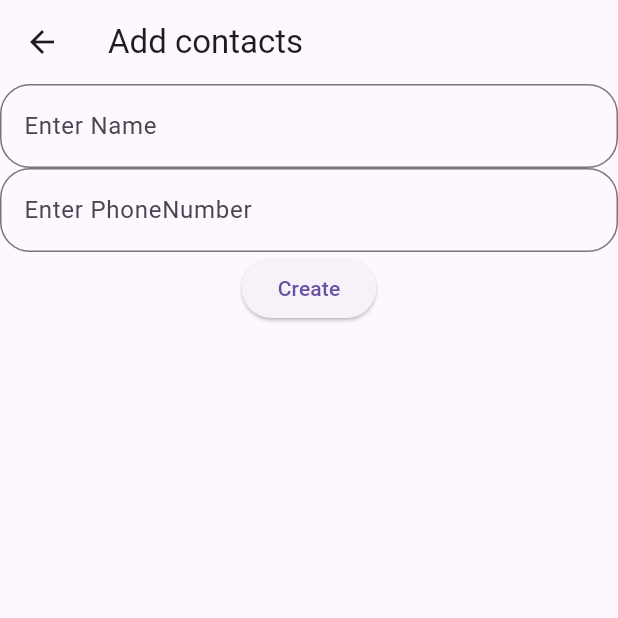
After one commit to Zamdevroom/Advanced-ChatApp, a Flutter app: the AddContacts screen opened directly, after a tap on "Create", on a phone screen of 412 x 824 dp, the top half of it. The commit adds this screen. Run offline on Flutter 3.47's test engine with Material 3 defaults, Android fonts, the phone set to English and light mode, and no system bars; our stand-ins replace bubble, cloud_firestore, contacts_service, firebase_auth, firebase_core, permission_handler; accounts and stored records are empty.

Commit message:
contacts page,add a contact page added

```diff
--- /dev/null
+++ b/lib/Firebase.dart
@@ -0,0 +1,17 @@
+import 'package:cloud_firestore/cloud_firestore.dart';
+import 'package:firebase_auth/firebase_auth.dart';
+import 'package:flutter/material.dart';
+
+class Firebase{
+User? user= FirebaseAuth.instance.currentUser;
+Future AddContact(String name,String Phone)async{
+Map<String,dynamic> data={"name":name,"phone":Phone};
+try{
+  await FirebaseFirestore.instance.collection("users").doc(user!.uid).collection("contacts").add(data);
+  print("successfully added");
+}
+catch(e){
+  print(e.toString());
+}
+}
+}
--- a/lib/Screens/Signup.dart
+++ b/lib/Screens/Signup.dart
@@ -140,6 +140,11 @@ class _SignupScreenState extends State<SignupScreen> {
                   child: ElevatedButton(onPressed: (){
 
                     createUserWithEmailAndPassword(namecontroller.text, emailcontroller.text, passwordcontroller.text, phonecontroller.text);
+                    namecontroller.clear();
+                    emailcontroller.clear();
+                    passwordcontroller.clear();
+                    phonecontroller.clear();
+                    ScaffoldMessenger.of(context).showSnackBar(SnackBar(content: Text("Signup successful")));
                     // Navigator.push(context, MaterialPageRoute(builder: (context)=>  ));
                   }, child: Text("SignUp"),
                   ),
--- /dev/null
+++ b/lib/Screens/add_contacts.dart
@@ -0,0 +1,42 @@
+import 'package:flutter/material.dart';
+import 'package:wa_business/Firebase.dart';
+import 'package:wa_business/Screens/contacts.dart';
+
+class AddContacts extends StatefulWidget {
+  const AddContacts({super.key});
+
+  @override
+  State<AddContacts> createState() => _AddContacts();
+}
+
+class _AddContacts extends State<AddContacts> {
+  TextEditingController new_name=TextEditingController();
+  TextEditingController new_phone=TextEditingController();
+  @override
+  Widget build(BuildContext context) {
+    return Scaffold(
+        appBar: AppBar(
+
+          title: Text('Add contacts'),
+
+        ),
+        body: Column(
+          children: [
+            TextFormField(
+                    controller: new_name,
+
+                    decoration: InputDecoration(labelText: 'Enter Name',border: OutlineInputBorder(borderSide: BorderSide(color: Colors.black),borderRadius: BorderRadius.circular(20) )),
+                  ),
+                  TextFormField(
+                    controller: new_phone,
+
+                    decoration: InputDecoration(labelText: 'Enter PhoneNumber',border: OutlineInputBorder(borderSide: BorderSide(color: Colors.black),borderRadius: BorderRadius.circular(20) )),
+                  ),
+                  ElevatedButton(onPressed: (){
+                    Firebase().AddContact(new_name.text, new_phone.text);
+                  }, child: Text('Create'))
+          ],
+        ),
+    );
+  }
+}
--- a/lib/Screens/contacts.dart
+++ b/lib/Screens/contacts.dart
@@ -2,6 +2,7 @@ import 'package:cloud_firestore/cloud_firestore.dart';
 import 'package:firebase_auth/firebase_auth.dart';
 import 'package:flutter/material.dart';
 import 'package:wa_business/Screens/Login_screen.dart';
+import 'package:wa_business/Screens/add_contacts.dart';
 
 class contacts extends StatefulWidget {
   const contacts({super.key});
@@ -77,7 +78,12 @@ class _contactsState extends State<contacts> {
                         .cast(),
                   );
         }
-      })
+      }),
+      floatingActionButton: FloatingActionButton(onPressed: (){
+        Navigator.push(context, MaterialPageRoute(builder: (context)=>AddContacts()));
+      },
+      child: Icon(Icons.add) ,
+      )
     );
   }
 }
--- a/lib/Screens/contacts_list.dart
+++ b/lib/Screens/contacts_list.dart
@@ -21,8 +21,8 @@ Future<void> fetchAndStoreContacts() async {
   // Store contacts in Firebase
   for (Contact contact in contacts) {
     firestore.collection('contacts').add({
-      'displayName': contact.displayName,
-      'phoneNumber': contact.phones!.isNotEmpty ? contact.phones!.first.value : null,
+      'name': contact.displayName,
+      'phone': contact.phones!.isNotEmpty ? contact.phones!.first.value : null,
     });
   }
 }
```
Also changed, not shown: lib/Screens/Login_screen.dart (+11 -2 lines).
